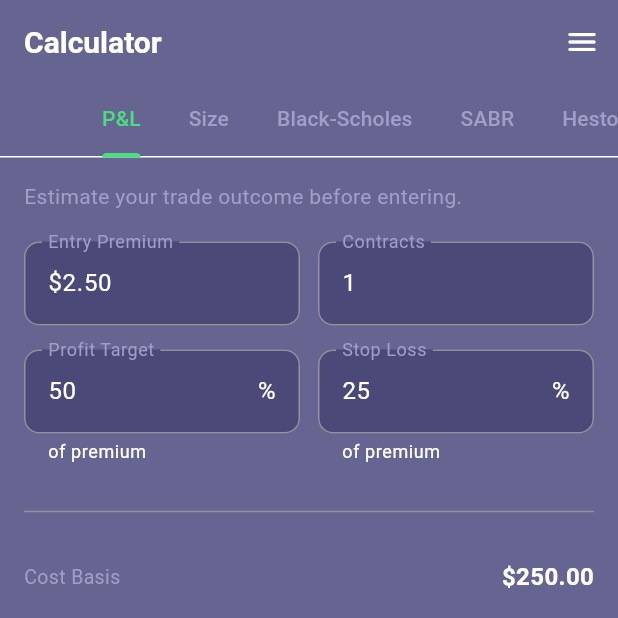
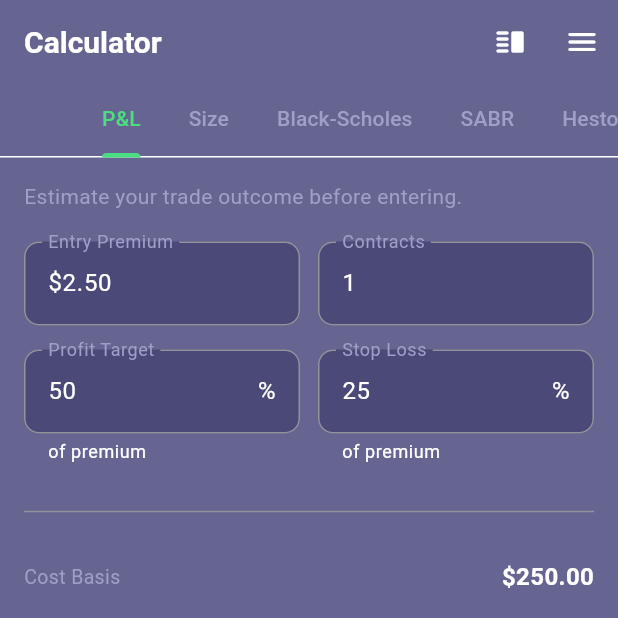
Before and after one commit to KieshaWalker/swingtradeapp, a Flutter app: the CalculatorScreen screen opened by its route, on a phone screen of 412 x 824 dp, the top half of it. Run offline on Flutter 3.47's test engine with Material 3 defaults, Android fonts, the phone set to English and light mode, and no system bars; our stand-ins replace csv, fl_chart, flutter_riverpod, go_router, supabase_flutter; accounts and stored records are empty; network calls fail.

Commit message:
fixed the calculators

```diff
--- a/lib/features/calculator/screens/calculator_screen.dart
+++ b/lib/features/calculator/screens/calculator_screen.dart
@@ -2,7 +2,9 @@
 // features/calculator/screens/calculator_screen.dart — Trading calculators
 // =============================================================================
 // Widgets defined here:
-//   • CalculatorScreen         — scaffold + 8-tab TabBar
+//   • CalculatorScreen         — scaffold + 11-tab TabBar, optional split view
+//   • _SplitView / _CalcPane   — two independent panes, each with a calculator
+//                                dropdown (side-by-side wide, stacked narrow)
 //   • _PnLEstimator            — tab 1: estimate trade outcome
 //   • _PositionSizer           — tab 2: size a position by risk %
 //   • _BlackScholesTab         — tab 3: BS price + all Greeks via /bs backend
@@ -33,15 +35,35 @@ class CalculatorScreen extends StatefulWidget {
   State<CalculatorScreen> createState() => _CalculatorScreenState();
 }
 
+/// Calculator names shared by the TabBar (single view) and the per-pane
+/// dropdowns (split view). Order must match [_CalculatorScreenState._buildCalcs].
+const List<String> _calcNames = [
+  'P&L',
+  'Size',
+  'Black-Scholes',
+  'SABR',
+  'Heston',
+  'Forward Price',
+  'Theoretical Price',
+  'Intrinsic Value',
+  'Implied Vol',
+  'Kappa',
+  'Vomma',
+];
+
 class _CalculatorScreenState extends State<CalculatorScreen>
     with SingleTickerProviderStateMixin {
   late final TabController _tabs;
   double? _liveRate;
 
+  bool _split = false;
+  int _leftCalc = 0;
+  int _rightCalc = 2;
+
   @override
   void initState() {
     super.initState();
-    _tabs = TabController(length: 11, vsync: this);
+    _tabs = TabController(length: _calcNames.length, vsync: this);
     FredService().getSeries('SOFR30DAYAVG', limit: 1).then((series) {
       if (mounted && series.observations.isNotEmpty) {
         setState(() => _liveRate = series.observations.first.value);
@@ -55,52 +77,170 @@ class _CalculatorScreenState extends State<CalculatorScreen>
     super.dispose();
   }
 
+  List<Widget> _buildCalcs() => [
+        const _PnLEstimator(),
+        const _PositionSizer(),
+        _BlackScholesTab(initialRate: _liveRate),
+        const _SABRTab(),
+        _HestonTab(initialRate: _liveRate),
+        _ForwardPriceTab(initialRate: _liveRate),
+        _TheoreticalPriceTab(initialRate: _liveRate),
+        const _IntrinsicValueTab(),
+        _ImpliedVolTab(initialRate: _liveRate),
+        const _KappaTab(),
+        _VommaTab(initialRate: _liveRate),
+      ];
+
+  void _toggleSplit() {
+    setState(() {
+      if (!_split) {
+        // Carry the active tab into the left pane.
+        _leftCalc = _tabs.index;
+        if (_rightCalc == _leftCalc) {
+          _rightCalc = (_leftCalc + 1) % _calcNames.length;
+        }
+      } else {
+        // Return to single view on the left pane's calculator.
+        _tabs.index = _leftCalc;
+      }
+      _split = !_split;
+    });
+  }
+
   @override
   Widget build(BuildContext context) {
     return Scaffold(
       appBar: AppBar(
         title: const Text('Calculator'),
-        actions: const [AppMenuButton()],
-        bottom: TabBar(
-          controller: _tabs,
-          indicatorColor: AppTheme.profitColor,
-          indicatorWeight: 3,
-          indicatorSize: TabBarIndicatorSize.label,
-          labelColor: AppTheme.profitColor,
-          unselectedLabelColor: AppTheme.neutralColor,
-          isScrollable: true,
-          tabs: const [
-            Tab(text: 'P&L'),
-            Tab(text: 'Size'),
-            Tab(text: 'Black-Scholes'),
-            Tab(text: 'SABR'),
-            Tab(text: 'Heston'),
-            Tab(text: 'Forward Price'),
-            Tab(text: 'Theoretical Price'),
-            Tab(text: 'Intrinsic Value'),
-            Tab(text: 'Implied Vol'),
-            Tab(text: 'Kappa'),
-            Tab(text: 'Vomma'),
-          ],
-        ),
+        actions: [
+          IconButton(
+            icon: Icon(Icons.vertical_split_rounded,
+                color: _split ? AppTheme.profitColor : null),
+            tooltip: _split ? 'Single view' : 'Split view',
+            onPressed: _toggleSplit,
+          ),
+          const AppMenuButton(),
+        ],
+        bottom: _split
+            ? null
+            : TabBar(
+                controller: _tabs,
+                indicatorColor: AppTheme.profitColor,
+                indicatorWeight: 3,
+                indicatorSize: TabBarIndicatorSize.label,
+                labelColor: AppTheme.profitColor,
+                unselectedLabelColor: AppTheme.neutralColor,
+                isScrollable: true,
+                tabs: [for (final n in _calcNames) Tab(text: n)],
+              ),
       ),
-      body: TabBarView(
-        controller: _tabs,
-        children: [
-          const _PnLEstimator(),
-          const _PositionSizer(),
-          _BlackScholesTab(initialRate: _liveRate),
-          const _SABRTab(),
-          _HestonTab(initialRate: _liveRate),
-          _ForwardPriceTab(initialRate: _liveRate),
-          _TheoreticalPriceTab(initialRate: _liveRate),
-          const _IntrinsicValueTab(),
-          _ImpliedVolTab(initialRate: _liveRate),
-          const _KappaTab(),
-          _VommaTab(initialRate: _liveRate),
-        ],
+      body: _split
+          ? _SplitView(
+              leftCalc: _leftCalc,
+              rightCalc: _rightCalc,
+              onLeftChanged: (i) => setState(() => _leftCalc = i),
+              onRightChanged: (i) => setState(() => _rightCalc = i),
+              buildCalcs: _buildCalcs,
+            )
+          : TabBarView(
+              controller: _tabs,
+              children: _buildCalcs(),
+            ),
+    );
+  }
+}
+
+/// Two independent calculator panes: side-by-side when wide, stacked when
+/// narrow. Each pane keeps its own input state via an IndexedStack, so
+/// switching calculators within a pane does not clear what you typed.
+class _SplitView extends StatelessWidget {
+  final int leftCalc;
+  final int rightCalc;
+  final ValueChanged<int> onLeftChanged;
+  final ValueChanged<int> onRightChanged;
+  final List<Widget> Function() buildCalcs;
+  const _SplitView({
+    required this.leftCalc,
+    required this.rightCalc,
+    required this.onLeftChanged,
+    required this.onRightChanged,
+    required this.buildCalcs,
+  });
+
+  @override
+  Widget build(BuildContext context) {
+    final left = _CalcPane(
+        selected: leftCalc, onChanged: onLeftChanged, calculators: buildCalcs());
+    final right = _CalcPane(
+        selected: rightCalc, onChanged: onRightChanged, calculators: buildCalcs());
+
+    return LayoutBuilder(builder: (context, constraints) {
+      if (constraints.maxWidth >= 700) {
+        return Row(children: [
+          Expanded(child: left),
+          VerticalDivider(width: 1, color: AppTheme.borderColor),
+          Expanded(child: right),
+        ]);
+      }
+      return Column(children: [
+        Expanded(child: left),
+        Divider(height: 1, color: AppTheme.borderColor),
+        Expanded(child: right),
+      ]);
+    });
+  }
+}
+
+class _CalcPane extends StatelessWidget {
+  final int selected;
+  final ValueChanged<int> onChanged;
+  final List<Widget> calculators;
+  const _CalcPane({
+    required this.selected,
+    required this.onChanged,
+    required this.calculators,
+  });
+
+  @override
+  Widget build(BuildContext context) {
+    return Column(children: [
+      Container(
+        padding: const EdgeInsets.symmetric(horizontal: 12, vertical: 4),
+        decoration: BoxDecoration(
+          color: AppTheme.elevatedColor.withValues(alpha: 0.6),
+          border: Border(
+            bottom: BorderSide(color: AppTheme.borderColor.withValues(alpha: 0.4)),
+          ),
+        ),
+        child: Row(children: [
+          const Icon(Icons.calculate_outlined,
+              size: 16, color: AppTheme.neutralColor),
+          const SizedBox(width: 8),
+          Expanded(
+            child: DropdownButtonHideUnderline(
+              child: DropdownButton<int>(
+                value: selected,
+                isExpanded: true,
+                isDense: true,
+                dropdownColor: AppTheme.elevatedColor,
+                style: const TextStyle(
+                    color: Colors.white,
+                    fontSize: 13,
+                    fontWeight: FontWeight.w600),
+                items: [
+                  for (var i = 0; i < _calcNames.length; i++)
+                    DropdownMenuItem(value: i, child: Text(_calcNames[i])),
+                ],
+                onChanged: (v) {
+                  if (v != null) onChanged(v);
+                },
+              ),
+            ),
+          ),
+        ]),
       ),
-    );
+      Expanded(child: IndexedStack(index: selected, children: calculators)),
+    ]);
   }
 }
 
```
